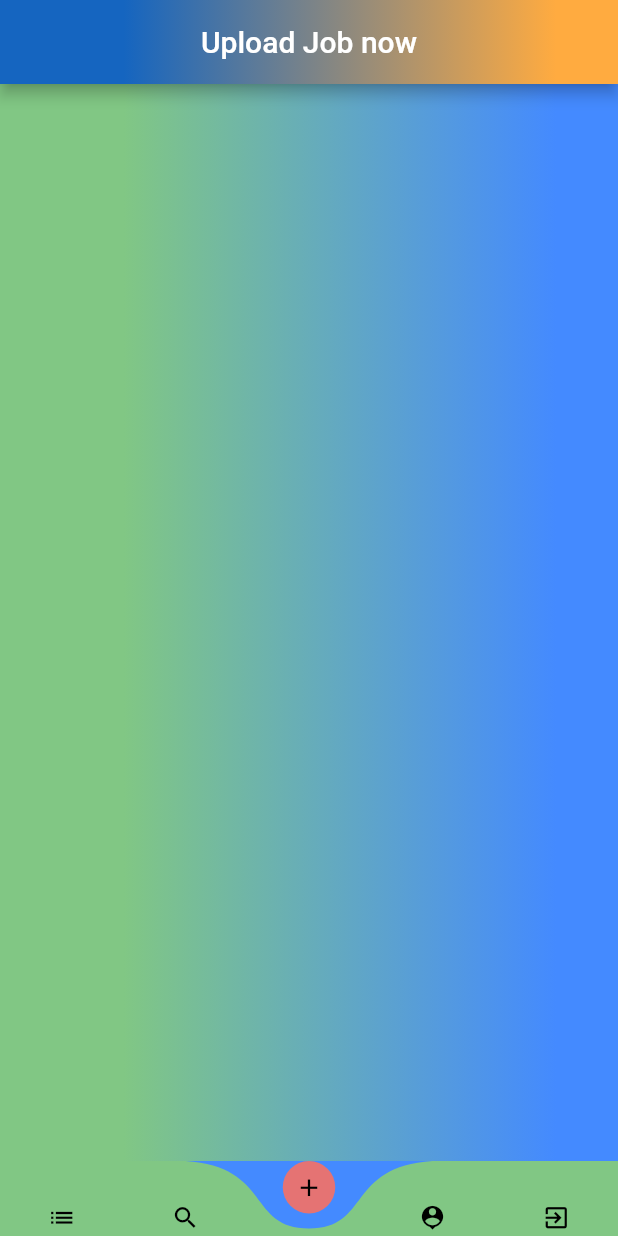
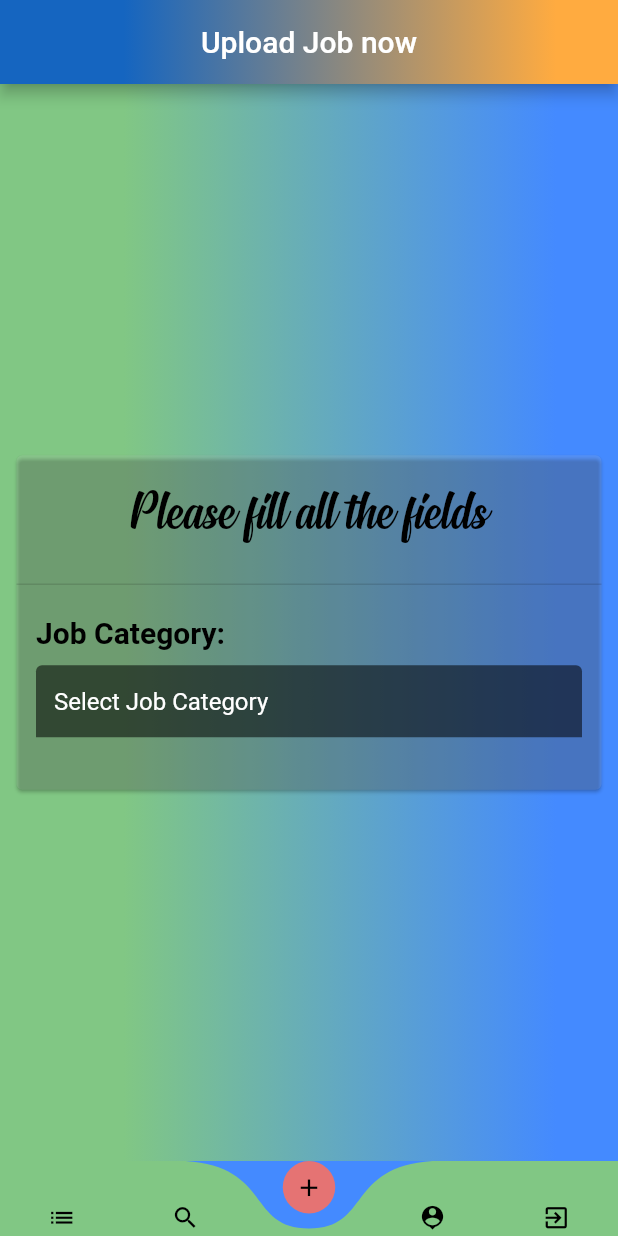
Before and after one commit to wahidunoppy/CSE327-Software-Engineering-Project, a Flutter app: the screen it shows once a user with an empty profile is signed in, item 3 of the bottom bar chosen, on a phone screen of 412 x 824 dp. Run offline on Flutter 3.47's test engine with Material 2 defaults, Android fonts, the phone set to English and light mode, and no system bars; drawn by our look-alikes of curved_navigation_bar; our stand-ins replace cached_network_image, cloud_firestore, firebase_auth, firebase_core, firebase_storage, image_cropper and 1 more; accounts and stored records are empty; network calls fail.

Commit message:
Upload Job page updated.

```diff
--- a/lib/Jobs/upload_job.dart
+++ b/lib/Jobs/upload_job.dart
@@ -1,3 +1,5 @@
+import 'dart:developer';
+
 import 'package:flutter/material.dart';
 
 import '../Widgets/bottom_nav_bar.dart';
@@ -10,6 +12,71 @@
 }
 
 class _UploadJobNowState extends State<UploadJobNow> {
+  final TextEditingController _jobCategoryController = TextEditingController(text: 'Select Job Category');
+  final _formKey = GlobalKey<FormState>();
+  Widget _textTitles({required String label})
+  {
+    return Padding(
+      padding: const EdgeInsets.all(5.0),
+      child: Text(
+        label,
+        style: const TextStyle(
+          color: Colors.black,
+          fontSize: 20,
+          fontWeight: FontWeight.bold,
+        ),
+      ),
+    );
+  }
+
+  Widget _textFromFields({
+    required String valueKey,
+    required TextEditingController controller,
+    required bool enabled,
+    required Function fct,
+    required int maxLength,
+})
+{
+  return Padding(
+    padding: const EdgeInsets.all(5.0),
+    child: InkWell(
+      onTap: (){
+        fct();
+      },
+      child: TextFormField(
+        validator: (value)
+            {
+              if(value!.isEmpty){
+                return 'Value is missing';
+              }
+              return null;
+            },
+        controller: controller,
+          enabled: enabled,
+        key: ValueKey(valueKey),
+        style: const TextStyle(
+          color: Colors.white,
+        ),
+        maxLines: valueKey == 'JobDescription' ? 3 : 1,
+        maxLength: maxLength,
+        keyboardType: TextInputType.text,
+        decoration: const InputDecoration(
+          filled: true,
+          fillColor: Colors.black54,
+          enabledBorder: UnderlineInputBorder(
+           borderSide: BorderSide(color: Colors.black),
+          ),
+          focusedBorder: UnderlineInputBorder(
+            borderSide: BorderSide(color: Colors.black),
+          ),
+          errorBorder: UnderlineInputBorder(
+            borderSide: BorderSide(color: Colors.red),
+          )
+        ),
+      ),
+    ),
+  );
+}
   @override
   Widget build(BuildContext context) {
     return Container(
@@ -39,6 +106,60 @@
 
           ),
         ),
+        body: Center(
+          child: Padding(
+            padding: const EdgeInsets.all(7.0),
+            child: Card(
+              color: Colors.white10,
+              child: SingleChildScrollView(
+                child: Column(
+                  crossAxisAlignment: CrossAxisAlignment.start,
+                  children: [
+                    const SizedBox(height: 10, ),
+                    const Align(
+                      alignment: Alignment.center,
+                      child: Padding(
+                        padding: EdgeInsets.all(8.0),
+                        child: Text(
+                          'Please fill all the fields',
+                          style: TextStyle(
+                            color: Colors.black,
+                            fontSize: 40,
+                            fontWeight: FontWeight.normal,
+                            fontFamily: 'Signatra'
+                          ),
+                        ),
+                      ),
+                    ),
+                    const SizedBox(height: 10,),
+                    const Divider(
+                      thickness: 1,
+                    ),
+                    Padding(
+                      padding: const EdgeInsets.all(8.0),
+                      child: Form(
+                        key: _formKey,
+                        child: Column(
+                          crossAxisAlignment: CrossAxisAlignment.start,
+                          children: [
+                            _textTitles(label: 'Job Category: '),
+                            _textFromFields(
+                                valueKey: 'Job Category',
+                                controller: _jobCategoryController,
+                                enabled: false,
+                                fct: (){},
+                                maxLength: 100),
+                          ],
+                        ),
+                      ),
+                    ),
+                  ],
+                ),
+              ),
+            ),
+
+          ),
+        ),
       ),
     );
   }
```
